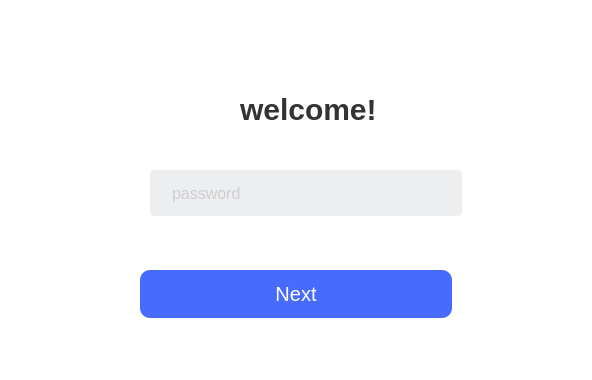
Old version of the form welcome.ui in the repository xiaoxiaodx/NVRPRO.
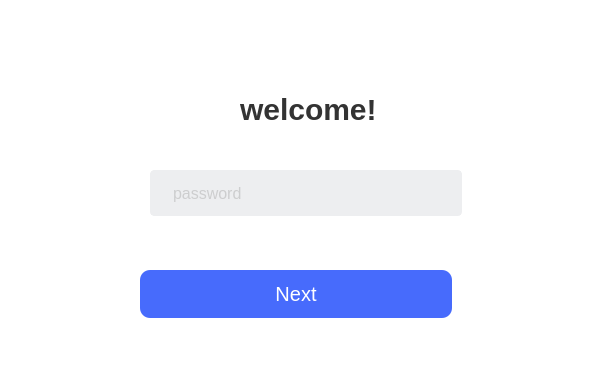
New version of the form.

The edit to the form file:
```diff
--- a/welcome.ui
+++ b/welcome.ui
@@ -19,19 +19,15 @@
 }
 QLineEdit {
 	color:#ADADAD;
-    border: 0px solid rgb(41, 57, 85);
+    border: 1px solid #EDEEF0;  
     border-radius: 4px; 
     background: #EDEEF0;  
-    selection-background-color: green; 
+    selection-background-color: #476BFD; 
     font-size: 16px ;
 	padding-left:20px;
 	padding-right:20px;
 	placeholderText:&quot;password&quot;
 }
- 
- QLineEdit[echoMode=&quot;2&quot;] {
-      lineedit-password-character: 9679;
-}
 
 QLineEdit:hover {
     border: 1px solid rgba(71,107,253,1);; 
```
Left out of the diff: 7 changed lines with no effect on the pictures.
